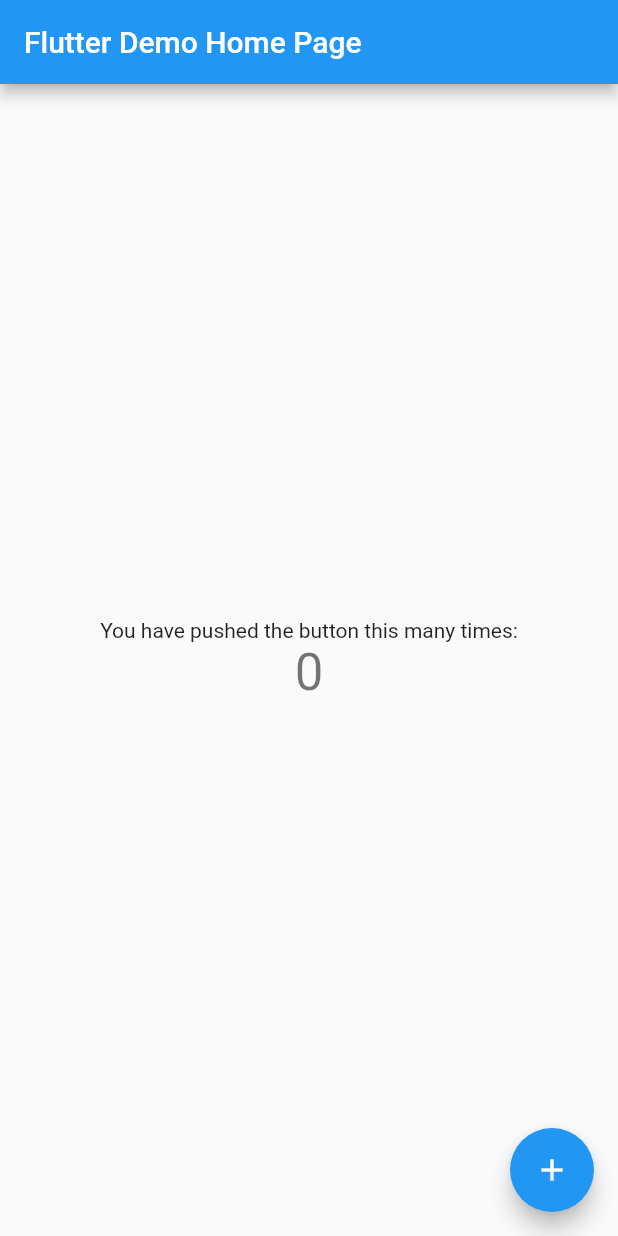
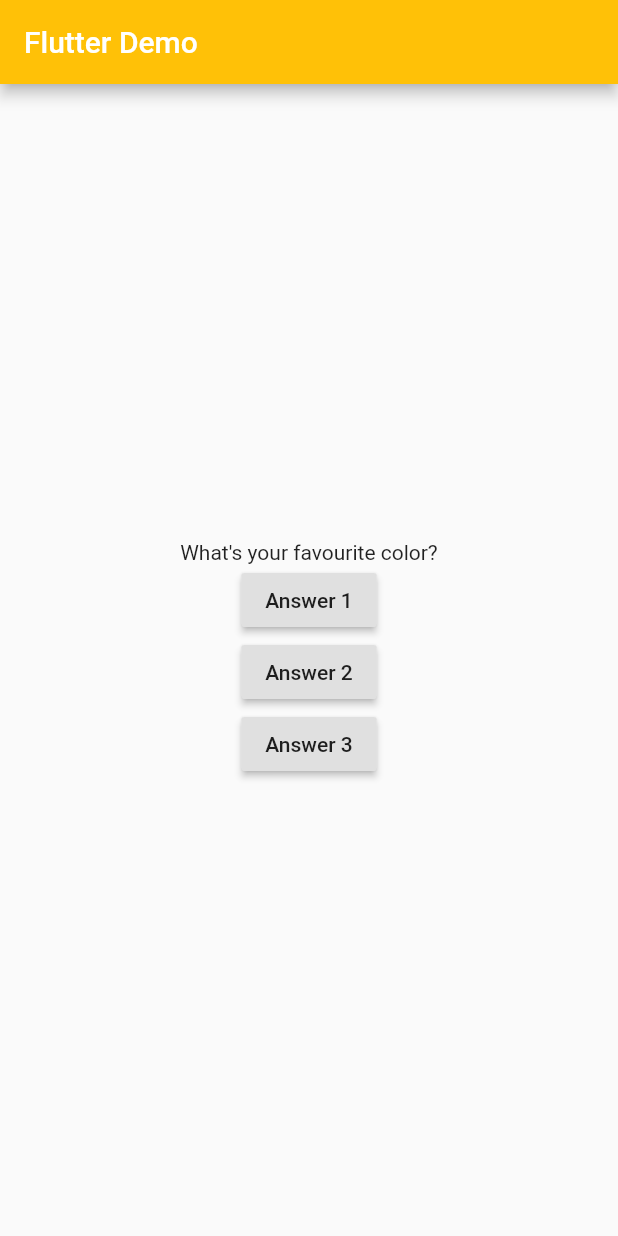
Before and after one commit to chitrank2050/QnA-App, a Flutter app: the screen it shows after launch, on a phone screen of 412 x 824 dp. Run offline on Flutter 3.47's test engine with Material 2 defaults, Android fonts, the phone set to English and light mode, and no system bars.

Commit message:
Added StatefulWidget

```diff
--- a/lib/main.dart
+++ b/lib/main.dart
@@ -3,109 +3,65 @@ import 'package:flutter/material.dart';
 void main() => runApp(MyApp());
 
 class MyApp extends StatelessWidget {
-  // This widget is the root of your application.
   @override
-  Widget build(BuildContext context) {
+  Widget build(BuildContext ctx) {
     return MaterialApp(
       title: 'Flutter Demo',
       theme: ThemeData(
-        // This is the theme of your application.
-        //
-        // Try running your application with "flutter run". You'll see the
-        // application has a blue toolbar. Then, without quitting the app, try
-        // changing the primarySwatch below to Colors.green and then invoke
-        // "hot reload" (press "r" in the console where you ran "flutter run",
-        // or simply save your changes to "hot reload" in a Flutter IDE).
-        // Notice that the counter didn't reset back to zero; the application
-        // is not restarted.
         primarySwatch: Colors.blue,
       ),
-      home: MyHomePage(title: 'Flutter Demo Home Page'),
+      home: _MyHomePage(),
     );
   }
 }
 
-class MyHomePage extends StatefulWidget {
-  MyHomePage({Key key, this.title}) : super(key: key);
-
-  // This widget is the home page of your application. It is stateful, meaning
-  // that it has a State object (defined below) that contains fields that affect
-  // how it looks.
-
-  // This class is the configuration for the state. It holds the values (in this
-  // case the title) provided by the parent (in this case the App widget) and
-  // used by the build method of the State. Fields in a Widget subclass are
-  // always marked "final".
-
-  final String title;
-
+class _MyHomePage extends StatefulWidget {
   @override
-  _MyHomePageState createState() => _MyHomePageState();
+  __MyHomePageState createState() => __MyHomePageState();
 }
 
-class _MyHomePageState extends State<MyHomePage> {
-  int _counter = 0;
+class __MyHomePageState extends State<_MyHomePage> {
+  var questionIndex = 0;
 
-  void _incrementCounter() {
+  var questions = [
+    'What\'s your favourite color?',
+    'What\'s your favourite animal?',
+  ];
+
+  void answerQuestion() {
     setState(() {
-      // This call to setState tells the Flutter framework that something has
-      // changed in this State, which causes it to rerun the build method below
-      // so that the display can reflect the updated values. If we changed
-      // _counter without calling setState(), then the build method would not be
-      // called again, and so nothing would appear to happen.
-      _counter++;
+      questionIndex += 1;
     });
+    print(questionIndex);
   }
 
   @override
-  Widget build(BuildContext context) {
-    // This method is rerun every time setState is called, for instance as done
-    // by the _incrementCounter method above.
-    //
-    // The Flutter framework has been optimized to make rerunning build methods
-    // fast, so that you can just rebuild anything that needs updating rather
-    // than having to individually change instances of widgets.
+  Widget build(BuildContext ctx) {
     return Scaffold(
       appBar: AppBar(
-        // Here we take the value from the MyHomePage object that was created by
-        // the App.build method, and use it to set our appbar title.
-        title: Text(widget.title),
+        backgroundColor: Colors.amber,
+        title: Text('Flutter Demo'),
       ),
       body: Center(
-        // Center is a layout widget. It takes a single child and positions it
-        // in the middle of the parent.
         child: Column(
-          // Column is also a layout widget. It takes a list of children and
-          // arranges them vertically. By default, it sizes itself to fit its
-          // children horizontally, and tries to be as tall as its parent.
-          //
-          // Invoke "debug painting" (press "p" in the console, choose the
-          // "Toggle Debug Paint" action from the Flutter Inspector in Android
-          // Studio, or the "Toggle Debug Paint" command in Visual Studio Code)
-          // to see the wireframe for each widget.
-          //
-          // Column has various properties to control how it sizes itself and
-          // how it positions its children. Here we use mainAxisAlignment to
-          // center the children vertically; the main axis here is the vertical
-          // axis because Columns are vertical (the cross axis would be
-          // horizontal).
           mainAxisAlignment: MainAxisAlignment.center,
           children: <Widget>[
-            Text(
-              'You have pushed the button this many times:',
+            Text(questions[questionIndex]),
+            RaisedButton(
+              child: Text('Answer 1'),
+              onPressed: answerQuestion,
             ),
-            Text(
-              '$_counter',
-              style: Theme.of(context).textTheme.display1,
+            RaisedButton(
+              child: Text('Answer 2'),
+              onPressed: answerQuestion,
+            ),
+            RaisedButton(
+              child: Text('Answer 3'),
+              onPressed: answerQuestion,
             ),
           ],
         ),
       ),
-      floatingActionButton: FloatingActionButton(
-        onPressed: _incrementCounter,
-        tooltip: 'Increment',
-        child: Icon(Icons.add),
-      ), // This trailing comma makes auto-formatting nicer for build methods.
     );
   }
 }
```
